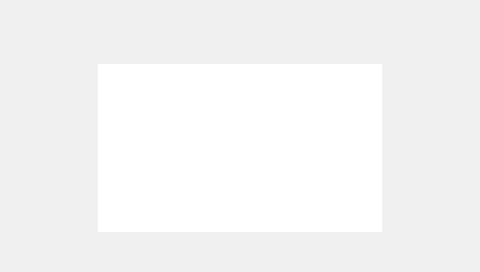
Above: test_sweeper/popwindow/existmission_dialog.ui from Kmv-Lin/Sensetime-sweeper before the change. Below: the same form after it.
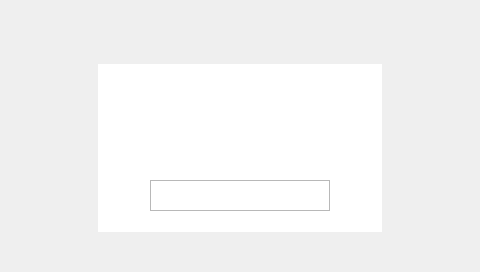
That is the form after the change. Icons and pictures are not drawn.

What changed in the file:
```diff
--- a/test_sweeper/popwindow/existmission_dialog.ui
+++ b/test_sweeper/popwindow/existmission_dialog.ui
@@ -13,6 +13,32 @@
   <property name="windowTitle">
    <string>Form</string>
   </property>
+  <widget class="QTextEdit" name="textEdit">
+   <property name="geometry">
+    <rect>
+     <x>150</x>
+     <y>180</y>
+     <width>180</width>
+     <height>31</height>
+    </rect>
+   </property>
+   <property name="font">
+    <font>
+     <family>Ubuntu</family>
+     <pointsize>12</pointsize>
+    </font>
+   </property>
+   <property name="styleSheet">
+    <string notr="true"/>
+   </property>
+   <property name="html">
+    <string>&lt;!DOCTYPE HTML PUBLIC &quot;-//W3C//DTD HTML 4.0//EN&quot; &quot;http://www.w3.org/TR/REC-html40/strict.dtd&quot;&gt;
+&lt;html&gt;&lt;head&gt;&lt;meta name=&quot;qrichtext&quot; content=&quot;1&quot; /&gt;&lt;style type=&quot;text/css&quot;&gt;
+p, li { white-space: pre-wrap; }
+&lt;/style&gt;&lt;/head&gt;&lt;body style=&quot; font-family:'Ubuntu'; font-size:12pt; font-weight:400; font-style:normal;&quot;&gt;
+&lt;p align=&quot;center&quot; style=&quot;-qt-paragraph-type:empty; margin-top:0px; margin-bottom:0px; margin-left:0px; margin-right:0px; -qt-block-indent:0; text-indent:0px;&quot;&gt;&lt;br /&gt;&lt;/p&gt;&lt;/body&gt;&lt;/html&gt;</string>
+   </property>
+  </widget>
   <widget class="QLabel" name="label">
    <property name="geometry">
     <rect>
@@ -24,7 +50,7 @@
    </property>
    <property name="font">
     <font>
-     <pointsize>24</pointsize>
+     <pointsize>16</pointsize>
     </font>
    </property>
    <property name="styleSheet">
@@ -33,13 +59,12 @@
    <property name="text">
     <string/>
    </property>
-   <property name="pixmap">
-    <pixmap resource="../picture.qrc">:/new/picture/mission_interface/MissionExist.png</pixmap>
-   </property>
    <property name="alignment">
-    <set>Qt::AlignHCenter|Qt::AlignTop</set>
+    <set>Qt::AlignCenter</set>
    </property>
   </widget>
+  <zorder>label</zorder>
+  <zorder>textEdit</zorder>
  </widget>
  <resources>
   <include location="../picture.qrc"/>
```
Left out of the diff: 4 changed lines with no effect on the pictures.
